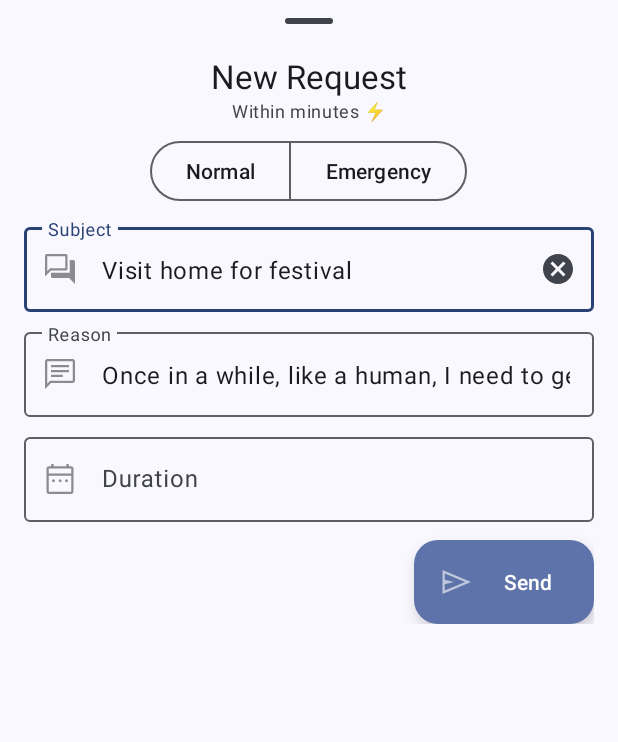
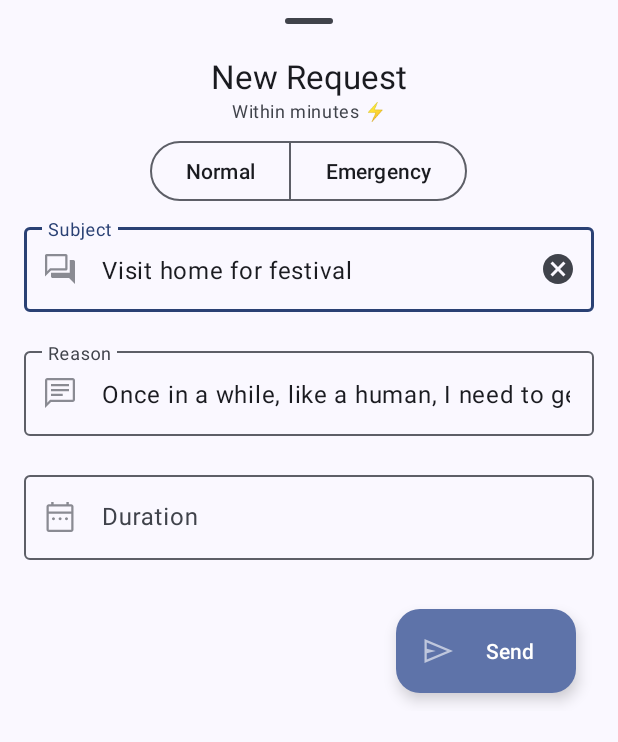
Before and after one commit to nijuyonkadesu/Celestidesk, an Android app: the layout new_request_sheet.xml on its own in the app's theme, with its tools: preview values and no code run, on a phone screen of 412 x 824 dp. Shown: the top 742 px of the screen. Run offline under Robolectric (Android 15) with nearby library versions, the phone set to English and light mode, and no system bars.

Commit message:
support errors in new requests screen

```diff
--- a/app/src/main/res/layout/new_request_sheet.xml
+++ b/app/src/main/res/layout/new_request_sheet.xml
@@ -22,7 +22,7 @@
         <androidx.constraintlayout.widget.ConstraintLayout
             android:layout_width="match_parent"
             android:layout_height="wrap_content"
-            android:paddingVertical="16dp">
+            android:paddingTop="16dp">
 
             <TextView
                 android:layout_margin="4dp"
@@ -79,11 +79,12 @@
                 style="@style/ThemeOverlay.Material3.TextInputEditText.OutlinedBox.Dense"
                 android:layout_width="match_parent"
                 android:layout_height="wrap_content"
+                android:layout_marginTop="8dp"
                 app:endIconMode="clear_text"
+                app:errorEnabled="true"
                 android:hint="@string/hint_subject"
                 app:layout_constraintTop_toBottomOf="@id/toggle"
                 app:layout_constraintStart_toStartOf="parent"
-                android:layout_marginVertical="8dp"
 
                 app:startIconDrawable="@drawable/convo">
 
@@ -106,8 +107,8 @@
                 android:layout_height="wrap_content"
                 app:layout_constraintTop_toBottomOf="@id/subject"
                 app:endIconMode="clear_text"
+                app:errorEnabled="true"
                 app:layout_constraintEnd_toStartOf="parent"
-                android:layout_marginVertical="8dp"
 
                 android:hint="@string/hint_reason"
                 app:startIconDrawable="@drawable/chat">
@@ -129,9 +130,9 @@
                 android:layout_width="match_parent"
                 android:layout_height="wrap_content"
                 app:endIconMode="clear_text"
+                app:errorEnabled="true"
                 app:layout_constraintTop_toBottomOf="@id/reason"
                 app:layout_constraintEnd_toStartOf="parent"
-                android:layout_marginVertical="8dp"
 
                 android:hint="@string/hint_duration"
                 app:startIconDrawable="@drawable/date_range">
@@ -150,9 +151,10 @@
                 android:id="@+id/send"
                 android:layout_width="wrap_content"
                 android:layout_height="wrap_content"
-                android:layout_marginVertical="12dp"
+                android:layout_margin="12dp"
                 android:text="Send"
                 app:icon="@drawable/send"
+                app:layout_constraintBottom_toBottomOf="parent"
                 app:layout_constraintEnd_toEndOf="@+id/subject"
                 app:layout_constraintTop_toBottomOf="@id/duration" />
 
```
Also changed, not shown: app/src/main/java/one/njk/celestidesk/ui/NewRequestSheet.kt (+37 -9 lines).
